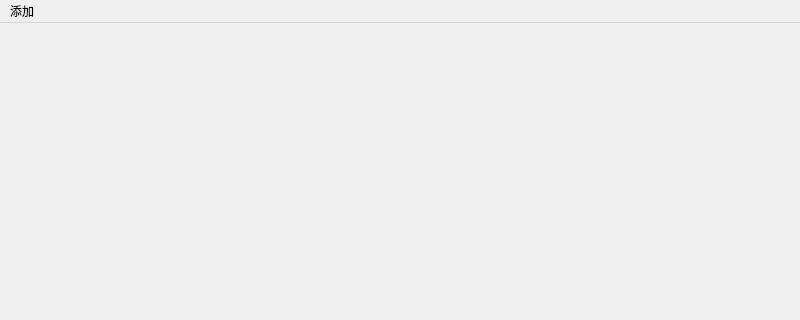
Old version of the form todomainwindow.ui in the repository Charliechen114514/CharlieChensTodo; both pictures show x 0 to 800 and y 0 to 320 of the 800 by 600 pixel window.
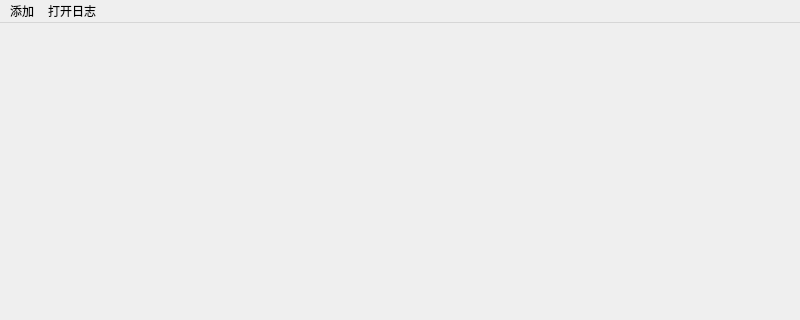
New version of the form.

```diff
--- a/todomainwindow.ui
+++ b/todomainwindow.ui
@@ -49,7 +49,14 @@
     <addaction name="action_addNewField"/>
     <addaction name="action_addNewMonthy"/>
    </widget>
+   <widget class="QMenu" name="menu_2">
+    <property name="title">
+     <string>打开日志</string>
+    </property>
+    <addaction name="action_open_logger"/>
+   </widget>
    <addaction name="menu"/>
+   <addaction name="menu_2"/>
   </widget>
   <widget class="QStatusBar" name="statusbar"/>
   <action name="action_addNewDate">
```
Left out of the diff: 5 changed lines with no effect on the pictures.
